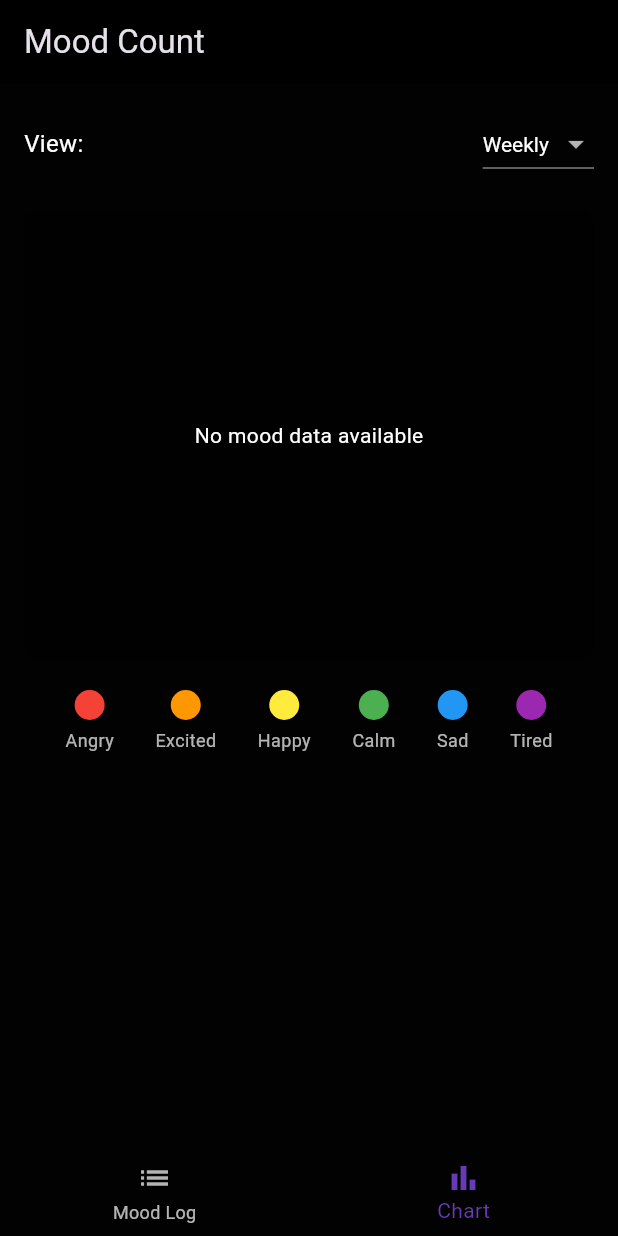
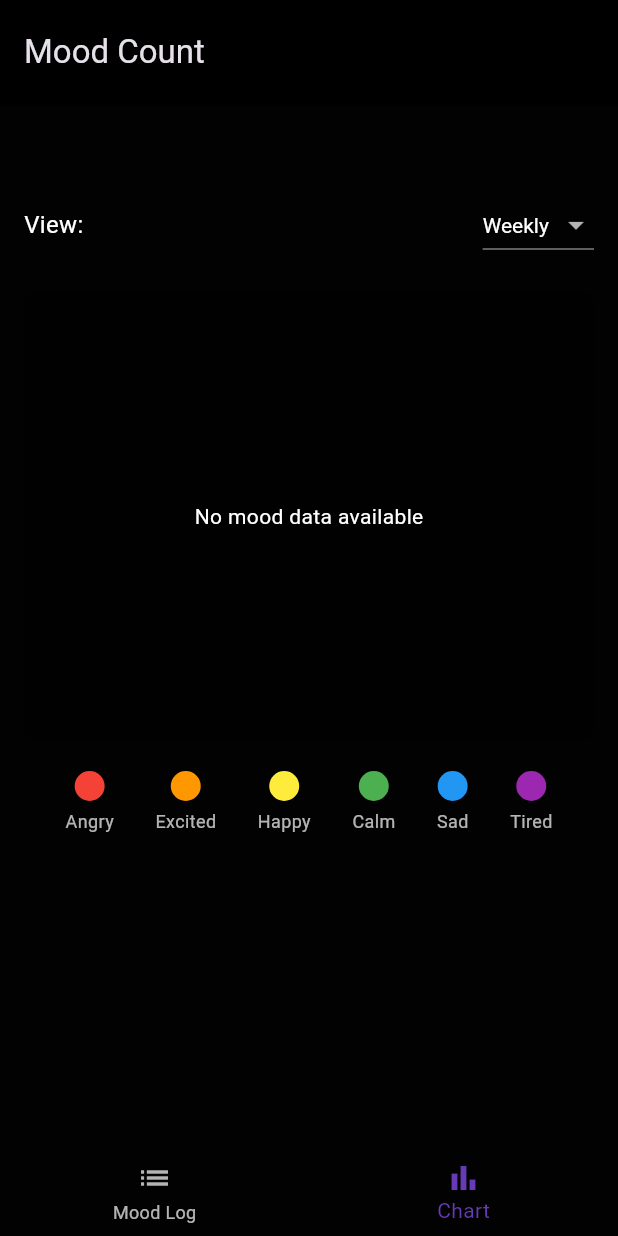
Before and after one commit to Mustafa-Noor/Moody_FlutterApp, a Flutter app: the screen it shows after launch, item 2 of the bottom bar chosen, on a phone screen of 412 x 824 dp. Run offline on Flutter 3.47's test engine with Material 3 defaults, Android fonts, the phone set to English and light mode, and no system bars; our stand-ins replace fl_chart, sqflite; accounts and stored records are empty.

Commit message:
I think I am done

```diff
--- a/moodyapp/lib/chart.dart
+++ b/moodyapp/lib/chart.dart
@@ -91,11 +91,13 @@ class _MoodBarChartPageState extends State<MoodBarChartPage> {
       appBar: AppBar(
         title: const Text("Mood Count"),
         backgroundColor: Colors.black87,
+        toolbarHeight: 70,
       ),
       body: Padding(
         padding: const EdgeInsets.all(16.0),
         child: Column(
           children: [
+            const SizedBox(height: 40), // Add margin from the top
             // Dropdown for selecting Weekly or Monthly view
             Row(
               mainAxisAlignment: MainAxisAlignment.spaceBetween,
```
